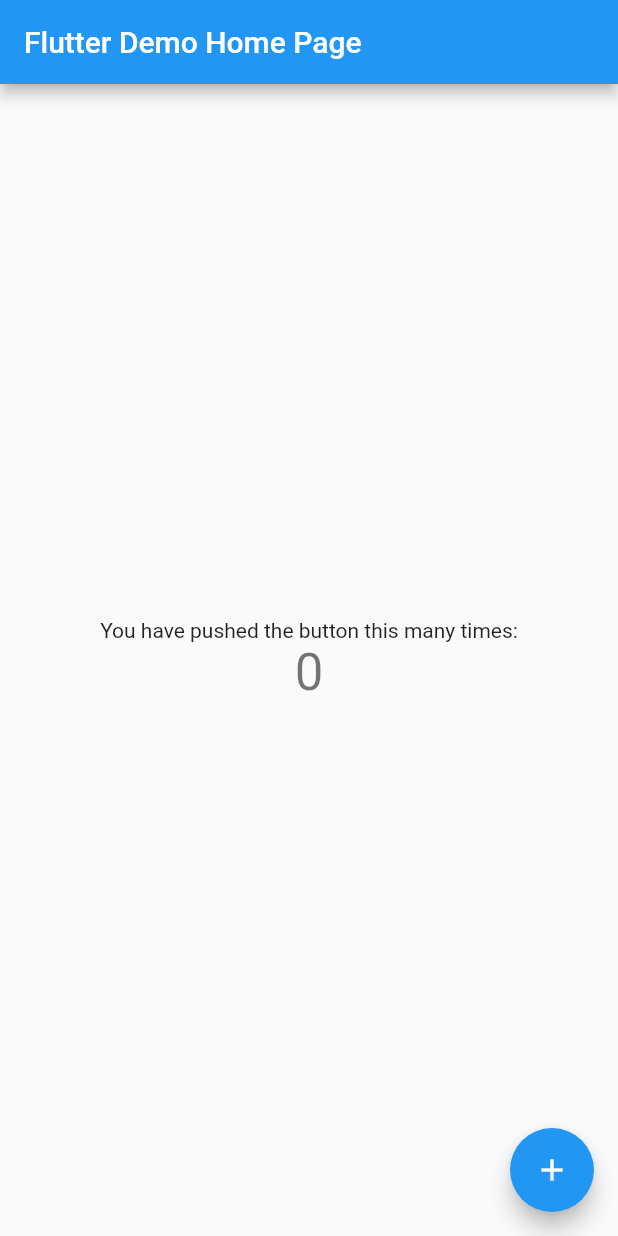
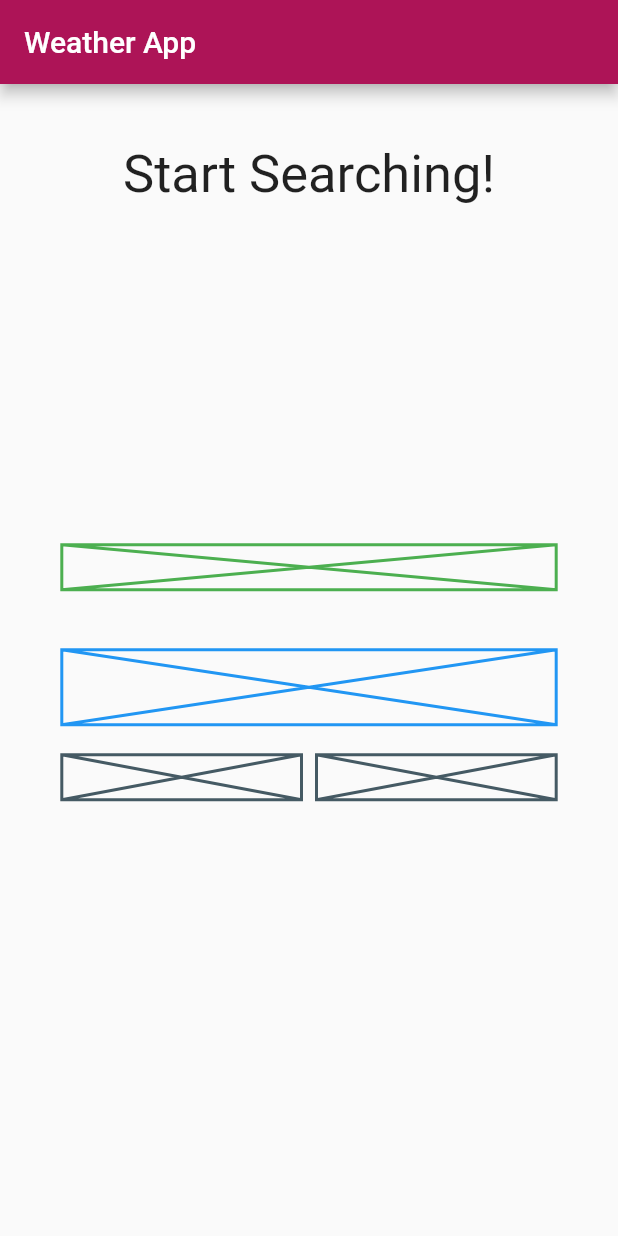
Before and after one commit to AnneAlmd/weather_app, a Flutter app: the screen it shows after launch, on a phone screen of 412 x 824 dp. Run offline on Flutter 3.47's test engine with Material 2 defaults, Android fonts, the phone set to English and light mode, and no system bars; our stand-ins replace bloc, dartz, data_connection_checker, equatable, flutter_bloc, get_it and 1 more.

Commit message:
:hammer: Pages
placeholders and BlocBuilder

```diff
--- /dev/null
+++ b/lib/core/constants/space.dart
@@ -0,0 +1,15 @@
+import 'package:flutter/material.dart';
+
+var vSpace10 = SizedBox(
+  height: 10,
+);
+var vSpace20 = SizedBox(
+  height: 20,
+);
+var vSpace40 = SizedBox(
+  height: 40,
+);
+//* * Horizontal
+var hSpace10 = SizedBox(
+  width: 10,
+);
--- /dev/null
+++ b/lib/features/weather/presentation/pages/weather_page.dart
@@ -0,0 +1,95 @@
+import 'package:flutter/material.dart';
+import 'package:flutter_bloc/flutter_bloc.dart';
+import 'package:weather_app/core/constants/space.dart';
+import 'package:weather_app/features/weather/presentation/bloc/weather_bloc.dart';
+import 'package:weather_app/injection_container.dart';
+
+class WeatherPage extends StatelessWidget {
+  Widget _stateReturn(WeatherState state) {
+    if (state is Empty) {
+      return MessageDisplay(message: 'Start Searching!');
+    } else if (state is Loaded) {
+      return MessageDisplay(message: state.weather.city);
+    } else if (state is Error) {
+      return MessageDisplay(message: state.message);
+    } else {
+      return MessageDisplay(message: 'Start Loading!');
+    }
+  }
+
+  @override
+  Widget build(BuildContext context) {
+    return Scaffold(
+      appBar: AppBar(
+        title: Text('Weather App'),
+      ),
+      body: buildBody(context),
+    );
+  }
+
+  BlocProvider<WeatherBloc> buildBody(context) {
+    var screenWidth = MediaQuery.of(context).size.width;
+    var screenHeight = MediaQuery.of(context).size.height;
+    return BlocProvider(
+        create: (_) => sl<WeatherBloc>(),
+        child: Center(
+          child: Container(
+            height: double.infinity,
+            width: screenWidth * 0.8,
+            child: Column(
+              children: [
+                vSpace40,
+                BlocBuilder<WeatherBloc, WeatherState>(
+                    builder: (context, state) {
+                  return _stateReturn(state);
+                }),
+                vSpace20,
+                Placeholder(
+                  fallbackHeight: 30,
+                  color: Colors.green,
+                ),
+                vSpace40,
+                Placeholder(
+                  fallbackHeight: 50,
+                  color: Colors.blue,
+                ),
+                vSpace20,
+                Row(
+                  children: [
+                    Expanded(
+                      child: Placeholder(
+                        fallbackHeight: 30,
+                      ),
+                    ),
+                    hSpace10,
+                    Expanded(
+                      child: Placeholder(
+                        fallbackHeight: 30,
+                      ),
+                    )
+                  ],
+                ),
+              ],
+            ),
+          ),
+        ));
+  }
+}
+
+class MessageDisplay extends StatelessWidget {
+  final String message;
+
+  const MessageDisplay({Key key, this.message}) : super(key: key);
+
+  @override
+  Widget build(BuildContext context) {
+    return Container(
+      height: MediaQuery.of(context).size.height * 0.3,
+      child: Text(
+        message,
+        style: TextStyle(fontSize: 35),
+        textAlign: TextAlign.center,
+      ),
+    );
+  }
+}
--- a/lib/injection_container.dart
+++ b/lib/injection_container.dart
@@ -1,3 +1,5 @@
+import 'dart:io';
+
 import 'package:data_connection_checker/data_connection_checker.dart';
 import 'package:get_it/get_it.dart';
 import 'package:shared_preferences/shared_preferences.dart';
@@ -13,12 +15,12 @@ import 'package:http/http.dart' as http;
 // service locator
 final sl = GetIt.instance;
 
-void init() async {
+Future<void> init() async {
   // Features - weather
   //* *  1 BLoC has streams to been closed
-  sl.registerFactory(() => WeatherBloc(getWeather: sl()));
+  sl.registerFactory<WeatherBloc>(() => WeatherBloc(getWeather: sl()));
   //* * 2 Use Cases
-  sl.registerLazySingleton(() => GetWeather(sl()));
+  sl.registerLazySingleton<GetWeather>(() => GetWeather(sl()));
   //* * 3 Repository
   sl.registerLazySingleton<WheatherRepository>(() =>
       WeatherRepositoryIpml(remoteData: sl(), localData: sl(), network: sl()));
@@ -33,7 +35,8 @@ void init() async {
   // External
   //* * 6 sharedPreferences
   final sharedPreferences = await SharedPreferences.getInstance();
-  sl.registerLazySingleton(() => sharedPreferences);
-  sl.registerLazySingleton(() => http.Client);
-  sl.registerLazySingleton(() => DataConnectionChecker());
+  sl.registerLazySingleton<SharedPreferences>(() => sharedPreferences);
+  sl.registerLazySingleton(() => http.Client());
+  sl.registerLazySingleton<DataConnectionChecker>(
+      () => DataConnectionChecker());
 }
--- a/lib/main.dart
+++ b/lib/main.dart
@@ -1,7 +1,10 @@
 import 'package:flutter/material.dart';
+import 'package:weather_app/features/weather/presentation/pages/weather_page.dart';
 import 'injection_container.dart' as di;
 
-void main() {
+void main() async {
+  WidgetsFlutterBinding.ensureInitialized();
+  await di.init();
   runApp(MyApp());
 }
 
@@ -10,105 +13,13 @@ class MyApp extends StatelessWidget {
   @override
   Widget build(BuildContext context) {
     return MaterialApp(
-      title: 'Flutter Demo',
+      debugShowCheckedModeBanner: false,
+      title: 'Weather Anne',
       theme: ThemeData(
-        // This is the theme of your application.
-        //
-        // Try running your application with "flutter run". You'll see the
-        // application has a blue toolbar. Then, without quitting the app, try
-        // changing the primarySwatch below to Colors.green and then invoke
-        // "hot reload" (press "r" in the console where you ran "flutter run",
-        // or simply save your changes to "hot reload" in a Flutter IDE).
-        // Notice that the counter didn't reset back to zero; the application
-        // is not restarted.
-        primarySwatch: Colors.blue,
+        primaryColor: Colors.pink[800],
+        accentColor: Colors.cyan[400],
       ),
-      home: MyHomePage(title: 'Flutter Demo Home Page'),
+      home: WeatherPage(),
     );
   }
 }
-
-class MyHomePage extends StatefulWidget {
-  MyHomePage({Key key, this.title}) : super(key: key);
-
-  // This widget is the home page of your application. It is stateful, meaning
-  // that it has a State object (defined below) that contains fields that affect
-  // how it looks.
-
-  // This class is the configuration for the state. It holds the values (in this
-  // case the title) provided by the parent (in this case the App widget) and
-  // used by the build method of the State. Fields in a Widget subclass are
-  // always marked "final".
-
-  final String title;
-
-  @override
-  _MyHomePageState createState() => _MyHomePageState();
-}
-
-class _MyHomePageState extends State<MyHomePage> {
-  int _counter = 0;
-
-  void _incrementCounter() {
-    setState(() {
-      // This call to setState tells the Flutter framework that something has
-      // changed in this State, which causes it to rerun the build method below
-      // so that the display can reflect the updated values. If we changed
-      // _counter without calling setState(), then the build method would not be
-      // called again, and so nothing would appear to happen.
-      _counter++;
-    });
-  }
-
-  @override
-  Widget build(BuildContext context) {
-    // This method is rerun every time setState is called, for instance as done
-    // by the _incrementCounter method above.
-    //
-    // The Flutter framework has been optimized to make rerunning build methods
-    // fast, so that you can just rebuild anything that needs updating rather
-    // than having to individually change instances of widgets.
-    return Scaffold(
-      appBar: AppBar(
-        // Here we take the value from the MyHomePage object that was created by
-        // the App.build method, and use it to set our appbar title.
-        title: Text(widget.title),
-      ),
-      body: Center(
-        // Center is a layout widget. It takes a single child and positions it
-        // in the middle of the parent.
-        child: Column(
-          // Column is also a layout widget. It takes a list of children and
-          // arranges them vertically. By default, it sizes itself to fit its
-          // children horizontally, and tries to be as tall as its parent.
-          //
-          // Invoke "debug painting" (press "p" in the console, choose the
-          // "Toggle Debug Paint" action from the Flutter Inspector in Android
-          // Studio, or the "Toggle Debug Paint" command in Visual Studio Code)
-          // to see the wireframe for each widget.
-          //
-          // Column has various properties to control how it sizes itself and
-          // how it positions its children. Here we use mainAxisAlignment to
-          // center the children vertically; the main axis here is the vertical
-          // axis because Columns are vertical (the cross axis would be
-          // horizontal).
-          mainAxisAlignment: MainAxisAlignment.center,
-          children: <Widget>[
-            Text(
-              'You have pushed the button this many times:',
-            ),
-            Text(
-              '$_counter',
-              style: Theme.of(context).textTheme.headline4,
-            ),
-          ],
-        ),
-      ),
-      floatingActionButton: FloatingActionButton(
-        onPressed: _incrementCounter,
-        tooltip: 'Increment',
-        child: Icon(Icons.add),
-      ), // This trailing comma makes auto-formatting nicer for build methods.
-    );
-  }
-}
```
